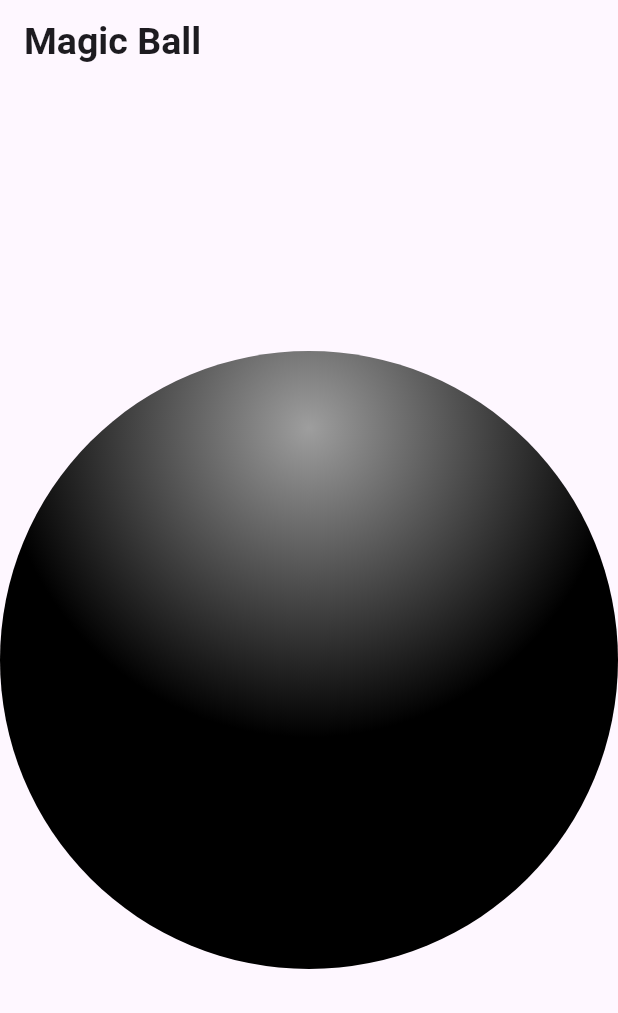
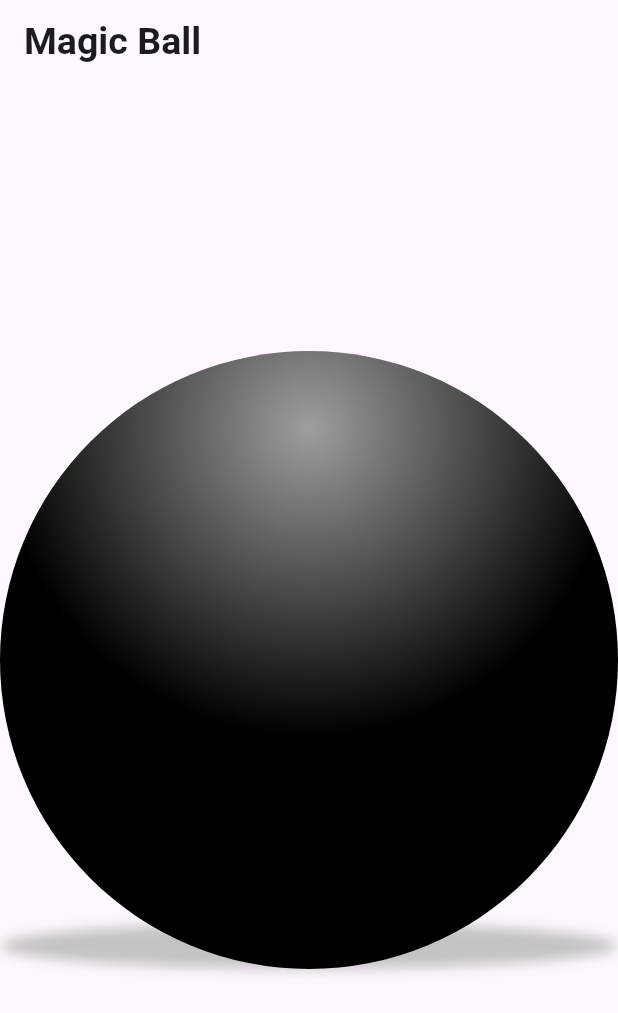
Before and after one commit to habeeb321/Magic-Ball, a Flutter app: the screen it shows after launch, on a phone screen of 412 x 824 dp. Shown: the top 1013 px of the screen. Run offline on Flutter 3.47's test engine with Material 2 defaults, Android fonts, the phone set to English and light mode, and no system bars; our stand-ins replace get.

Commit message:
3d sphere completed

```diff
--- a/lib/view/widgets/magic_8_ball.dart
+++ b/lib/view/widgets/magic_8_ball.dart
@@ -2,7 +2,8 @@ import 'package:flutter/material.dart';
 import 'package:get/get_state_manager/get_state_manager.dart';
 import 'package:get/instance_manager.dart';
 import 'package:magic_ball/controller/ball_controller.dart';
-import 'package:magic_ball/view/widgets/magic_bal.dart';
+import 'package:magic_ball/view/widgets/sphere_of_destiny.dart';
+import 'package:magic_ball/view/widgets/shadow_of_doubt.dart';
 
 class Magic8Ball extends GetView<BallController> {
   const Magic8Ball({super.key});
@@ -13,7 +14,11 @@ class Magic8Ball extends GetView<BallController> {
   Widget build(BuildContext context) {
     Get.lazyPut(() => BallController());
     final size = Size.square(MediaQuery.of(context).size.shortestSide);
-    return SphereOfDestiny(
-        lightSource: lightSource, diameter: size.shortestSide);
+    return Stack(
+      children: [
+        ShadowOfDoubt(diameter: size.shortestSide),
+        SphereOfDestiny(lightSource: lightSource, diameter: size.shortestSide),
+      ],
+    );
   }
 }
--- /dev/null
+++ b/lib/view/widgets/shadow_of_doubt.dart
@@ -0,0 +1,26 @@
+import 'package:flutter/material.dart';
+import 'dart:math' as math;
+
+class ShadowOfDoubt extends StatelessWidget {
+  const ShadowOfDoubt({
+    Key? key,
+    required this.diameter,
+  }) : super(key: key);
+
+  final double diameter;
+
+  @override
+  Widget build(BuildContext context) {
+    return Transform(
+      transform: Matrix4.identity()..rotateX(math.pi / 2.1),
+      origin: Offset(0, diameter),
+      child: Container(
+        width: diameter,
+        height: diameter,
+        decoration: BoxDecoration(boxShadow: [
+          BoxShadow(blurRadius: 25, color: Colors.grey.withOpacity(0.6))
+        ], shape: BoxShape.circle),
+      ),
+    );
+  }
+}
```
Also changed, not shown: lib/view/widgets/window_of_opportunity.dart (added, +25 -0 lines), lib/view/widgets/sphere_of_destiny.dart (renamed from lib/view/widgets/magic_bal.dart).
